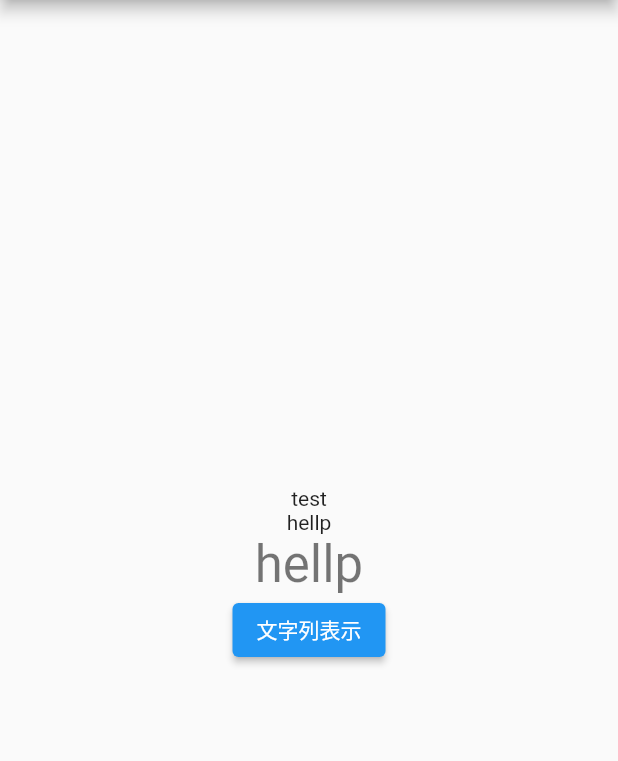
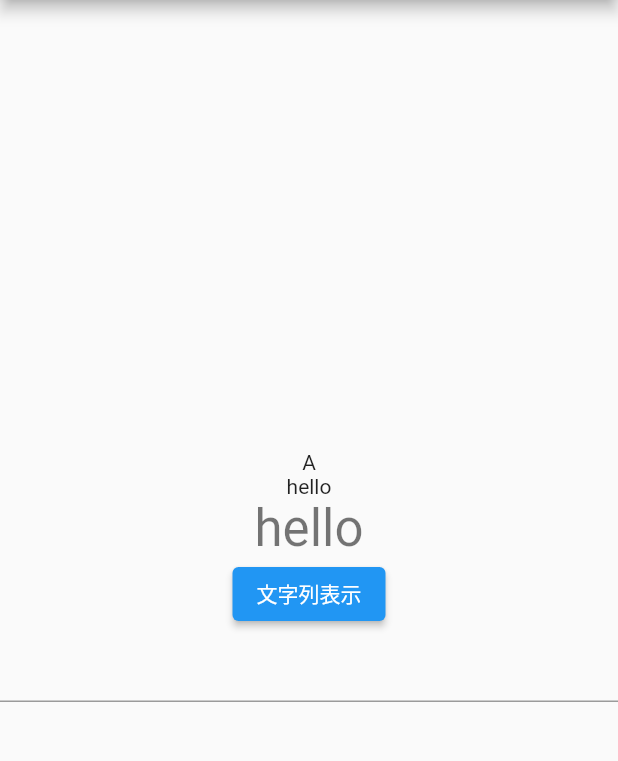
Before and after one commit to Ryo722/Typing_App, a Flutter app: the screen it shows after launch, on a phone screen of 412 x 824 dp, the part 84-845 px from its top. Run offline on Flutter 3.47's test engine with Material 2 defaults, Android fonts, the phone set to English and light mode, and no system bars.

Commit message:
キー入力を受け付ける機能を実装

```diff
--- a/lib/main.dart
+++ b/lib/main.dart
@@ -41,26 +41,27 @@
     'Let it be'
   ];
 
-  String word = 'hellp';
+  int num = 0;
+  String word = 'hello';
   String key = 'A';
-  String _message = 'test';
+  final _focusNode = FocusNode();
+  final _controller = TextEditingController();
 
 
-  void get_Word_Random(){
-    int num = Random().nextInt(8);
+  @override
+  void dispose() {
+    _focusNode.dispose();
+    super.dispose();
+  }
+
+  void getWordRandom(){
+    num = Random().nextInt(8);
     setState(() {
       word = textLists[num];
     });
     print(word);
   }
 
-  void _handleKeyEvent(RawKeyEvent event) {
-    setState(() {
-      _message =
-      'Key: ${event.logicalKey.debugName}, KeyId: ${event.logicalKey.keyId}';
-    });
-    print(event.logicalKey.keyLabel);
-  }
 
   @override
   Widget build(BuildContext context) {
@@ -68,12 +69,12 @@
       appBar: AppBar(
         title: Text(widget.title),
       ),
-      body: Center(
+      body: Center (
         child: Column(
           mainAxisAlignment: MainAxisAlignment.center,
           children: [
             Text(
-              _message,
+              key,
             ),
             Text(
               word,
@@ -83,9 +84,22 @@
               style: Theme.of(context).textTheme.headline4,
             ),
             ElevatedButton(
-              onPressed: get_Word_Random,
+              onPressed: getWordRandom,
               child: Text(
                 '文字列表示',
+              ),
+            ),
+            RawKeyboardListener(
+              focusNode: _focusNode,
+              onKey: (event) {
+                setState(() {
+                  key = event.logicalKey.keyLabel;
+                });
+              },
+              child: TextField(
+                // enterが押された時の動作を「何もしない」ように指定（デフォルトだとフォーカスが外れるため）
+                textInputAction: TextInputAction.none,
+                controller: _controller,
               ),
             ),
           ],
```
